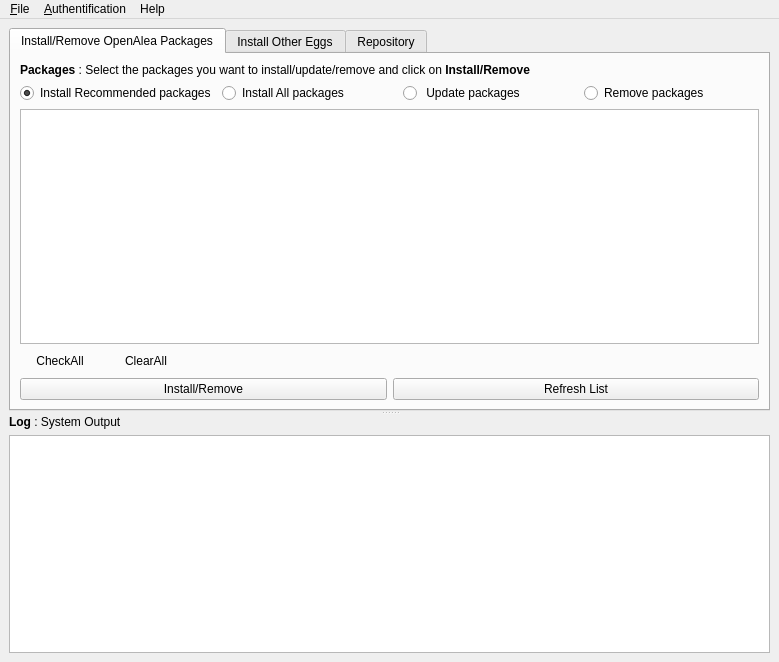
Before: the Qt Designer form deploygui/src/openalea/deploygui/resources/mainwindow.ui in openalea/openalea, drawn with Qt 5.
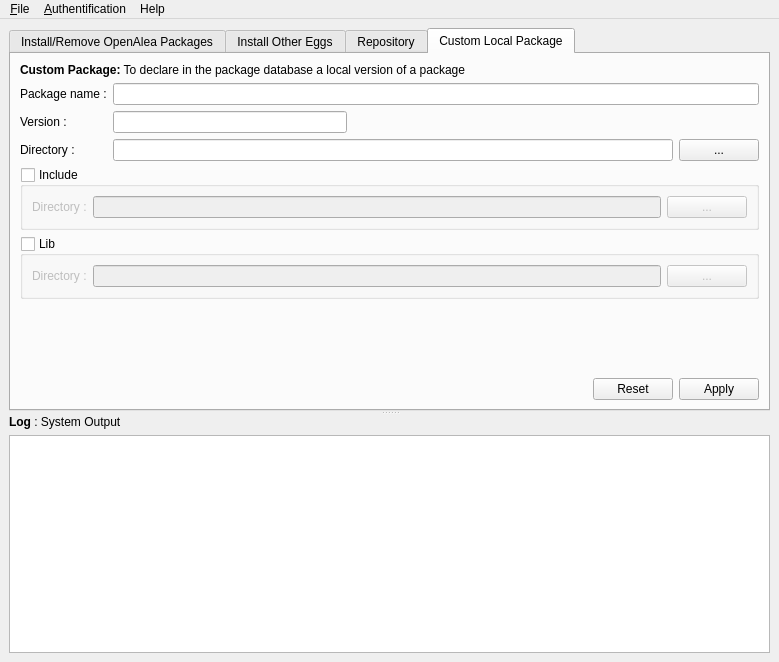
After: the same form once the commit is applied. The open tabs and pages were chosen to show the change. Icons and pictures are not drawn.

Commit message: add a tab for installation of a local package into the egg repository

The edit to the form file:
```diff
--- a/deploygui/src/openalea/deploygui/resources/mainwindow.ui
+++ b/deploygui/src/openalea/deploygui/resources/mainwindow.ui
@@ -279,8 +279,179 @@
          </item>
         </layout>
        </widget>
+       <widget class="QWidget" name="customPackagePage" >
+        <attribute name="title" >
+         <string>Custom Local Package</string>
+        </attribute>
+        <layout class="QGridLayout" >
+         <item row="0" column="0" colspan="5" >
+          <widget class="QLabel" name="label_5" >
+           <property name="text" >
+            <string>&lt;b>Custom Package:&lt;/b> To declare in the package database a local version of a package</string>
+           </property>
+          </widget>
+         </item>
+         <item row="1" column="0" >
+          <widget class="QLabel" name="label_6" >
+           <property name="text" >
+            <string>Package name :</string>
+           </property>
+          </widget>
+         </item>
+         <item row="1" column="1" colspan="4" >
+          <widget class="QLineEdit" name="customPackageNameEdit" />
+         </item>
+         <item row="2" column="0" >
+          <widget class="QLabel" name="label_7" >
+           <property name="text" >
+            <string>Version : </string>
+           </property>
+          </widget>
+         </item>
+         <item row="2" column="1" >
+          <widget class="QLineEdit" name="customPackageVersionEdit" />
+         </item>
+         <item row="2" column="2" colspan="2" >
+          <spacer>
+           <property name="orientation" >
+            <enum>Qt::Horizontal</enum>
+           </property>
+           <property name="sizeHint" >
+            <size>
+             <width>291</width>
+             <height>20</height>
+            </size>
+           </property>
+          </spacer>
+         </item>
+         <item row="3" column="0" >
+          <widget class="QLabel" name="label_8" >
+           <property name="text" >
+            <string>Directory :</string>
+           </property>
+          </widget>
+         </item>
+         <item row="3" column="1" colspan="3" >
+          <widget class="QLineEdit" name="customPackageDirEdit" />
+         </item>
+         <item row="3" column="4" >
+          <widget class="QPushButton" name="customPackageDirButton" >
+           <property name="text" >
+            <string>...</string>
+           </property>
+          </widget>
+         </item>
+         <item row="4" column="0" colspan="5" >
+          <widget class="QGroupBox" name="customPackageIncludeFrame" >
+           <property name="enabled" >
+            <bool>true</bool>
+           </property>
+           <property name="title" >
+            <string>Include</string>
+           </property>
+           <property name="checkable" >
+            <bool>true</bool>
+           </property>
+           <property name="checked" >
+            <bool>false</bool>
+           </property>
+           <layout class="QHBoxLayout" >
+            <item>
+             <widget class="QLabel" name="label_9" >
+              <property name="text" >
+               <string>Directory :</string>
+              </property>
+             </widget>
+            </item>
+            <item>
+             <widget class="QLineEdit" name="customPackageIncludeEdit" />
+            </item>
+            <item>
+             <widget class="QPushButton" name="customPackageIncludeButton" >
+              <property name="text" >
+               <string>...</string>
+              </property>
+             </widget>
+            </item>
+           </layout>
+          </widget>
+         </item>
+         <item row="5" column="0" colspan="5" >
+          <widget class="QGroupBox" name="customPackageLibFrame" >
+           <property name="title" >
+            <string>Lib</string>
+           </property>
+           <property name="checkable" >
+            <bool>true</bool>
+           </property>
+           <property name="checked" >
+            <bool>false</bool>
+           </property>
+           <layout class="QHBoxLayout" >
+            <item>
+             <widget class="QLabel" name="label_11" >
+              <property name="text" >
+               <string>Directory :</string>
+              </property>
+             </widget>
+            </item>
+            <item>
+             <widget class="QLineEdit" name="customPackageLibEdit" />
+            </item>
+            <item>
+             <widget class="QPushButton" name="customPackageLibButton" >
+              <property name="text" >
+               <string>...</string>
+              </property>
+             </widget>
+            </item>
+           </layout>
+          </widget>
+         </item>
+         <item row="6" column="3" >
+          <spacer>
+           <property name="orientation" >
+            <enum>Qt::Vertical</enum>
+           </property>
+           <property name="sizeHint" >
+            <size>
+             <width>20</width>
+             <height>20</height>
+            </size>
+           </property>
+          </spacer>
+         </item>
+         <item row="7" column="2" >
+          <spacer>
+           <property name="orientation" >
+            <enum>Qt::Horizontal</enum>
+           </property>
+           <property name="sizeHint" >
+            <size>
+             <width>40</width>
+             <height>20</height>
+            </size>
+           </property>
+          </spacer>
+         </item>
+         <item row="7" column="3" >
+          <widget class="QPushButton" name="customResetButton" >
+           <property name="text" >
+            <string>Reset</string>
+           </property>
+          </widget>
+         </item>
+         <item row="7" column="4" >
+          <widget class="QPushButton" name="customApplyButton" >
+           <property name="text" >
+            <string>Apply</string>
+           </property>
+          </widget>
+         </item>
+        </layout>
+       </widget>
       </widget>
-      <widget class="QWidget" name="" >
+      <widget class="QWidget" name="layoutWidget" >
        <layout class="QVBoxLayout" >
         <item>
          <widget class="QLabel" name="label_3" >
```
Left out of the diff: 2 changed lines with no effect on the pictures. The commit also changes 3 other files.
